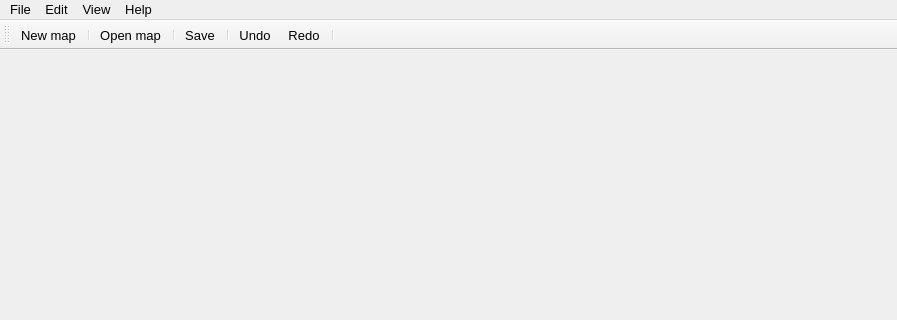
First picture: the form in src/ui/window.ui, repository albin-johansson/tactile, before the edit; both pictures show x 0 to 897 and y 0 to 320 of the 897 by 600 pixel window.
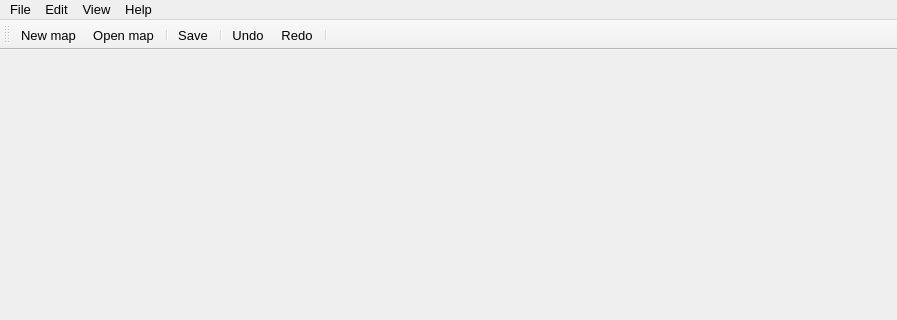
Second picture: the form after the edit. Icons and pictures are not drawn.

Commit message: Remove separators between New map and Open map actions

```diff
--- a/src/ui/window.ui
+++ b/src/ui/window.ui
@@ -135,7 +135,6 @@
     <bool>false</bool>
    </attribute>
    <addaction name="actionNew_map"/>
-   <addaction name="separator"/>
    <addaction name="actionOpen_map"/>
    <addaction name="separator"/>
    <addaction name="actionSave"/>
```
Left out of the diff: 1 changed line with no effect on the pictures.
